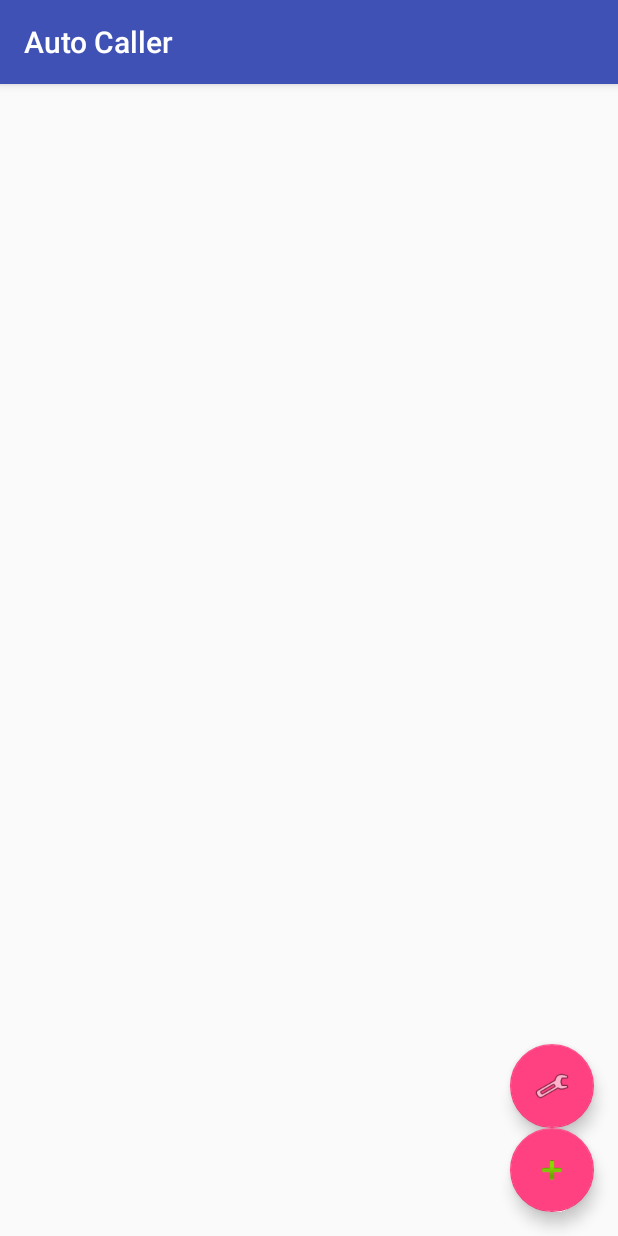
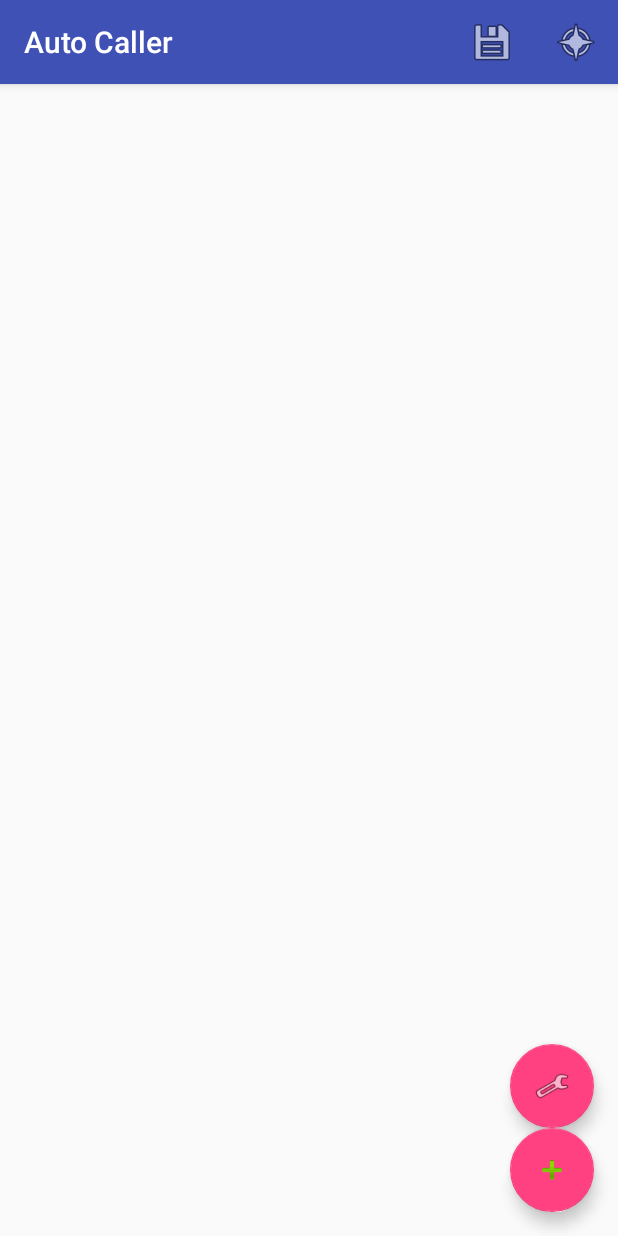
Before and after one commit to Mr-DDDAlKilanny/AndroidAutoCaller, an Android app: the screen it shows after launch (CallListsActivity), on a phone screen of 412 x 824 dp. Run offline under Robolectric (Android 15) with nearby library versions, the phone set to English and light mode, and no system bars; network calls fail.

Commit message:
Bug Fixes & added sound for finish

```diff
--- /dev/null
+++ b/app/src/main/res/menu/lists_activity_menu.xml
@@ -0,0 +1,17 @@
+<menu xmlns:android="http://schemas.android.com/apk/res/android"
+    xmlns:app="http://schemas.android.com/apk/res-auto"
+    xmlns:tools="http://schemas.android.com/tools"
+    tools:context="kilanny.autocaller.MainActivity">
+    <item
+        android:id="@+id/action_copy_to_clipboard"
+        android:orderInCategory="102"
+        android:icon="@android:drawable/ic_menu_save"
+        android:title="@string/save_to_clipboard"
+        app:showAsAction="ifRoom" />
+    <item
+        android:id="@+id/action_get_from_clipboard"
+        android:orderInCategory="103"
+        android:icon="@android:drawable/ic_menu_compass"
+        android:title="@string/load_from_clipboard"
+        app:showAsAction="ifRoom" />
+</menu>
--- a/app/src/main/res/values/strings.xml
+++ b/app/src/main/res/values/strings.xml
@@ -49,4 +49,9 @@ You can view the log for calls from the above menu.</string>
     <string name="pref_playfinishtune_descr">Play a notification sound when the list is finished</string>
     <string name="settings">Settings</string>
     <string name="stop_calls">Stop Calls</string>
+    <string name="save_to_clipboard">Save to clipboard</string>
+    <string name="load_from_clipboard">Load from clipboard</string>
+    <string name="no_list_in_clipboard">Could not find a valid list in clipboard</string>
+    <string name="found_list_in_clipboard_title">List Found</string>
+    <string name="found_list_in_clipboard_msg">A list found in clipboard. Do you want to replace the current list with the list found? This action cannot be undo.</string>
 </resources>
```
Also changed, not shown: app/src/main/java/kilanny/autocaller/CallListsActivity.java (+71 -0 lines), 1 other file.
